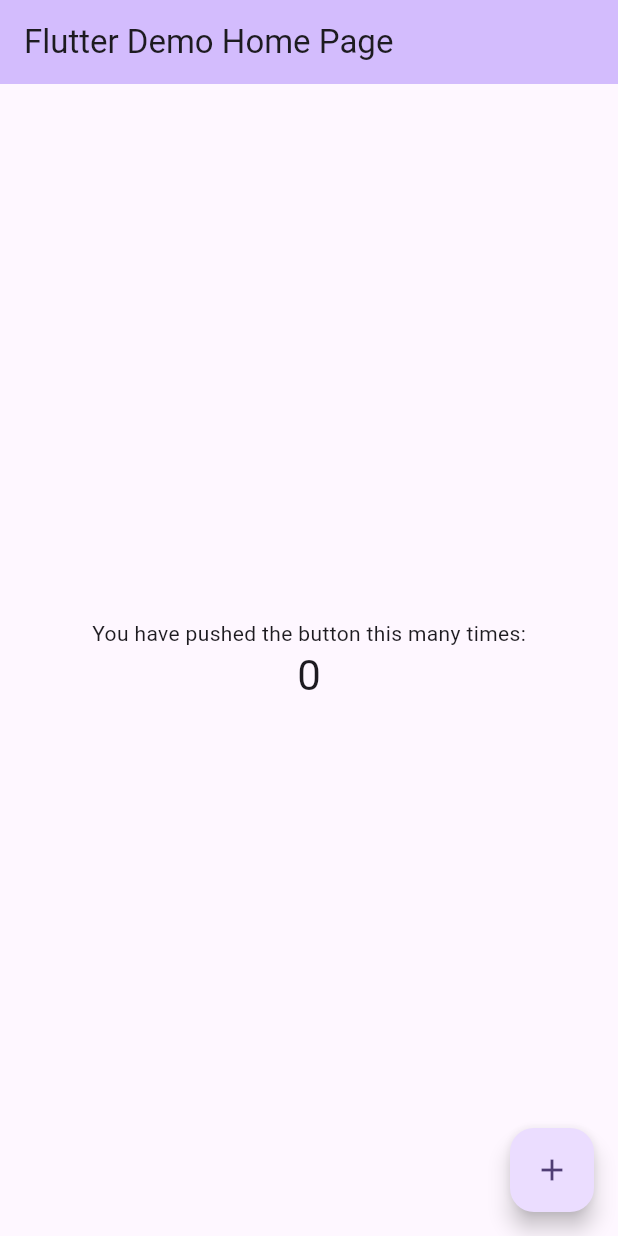
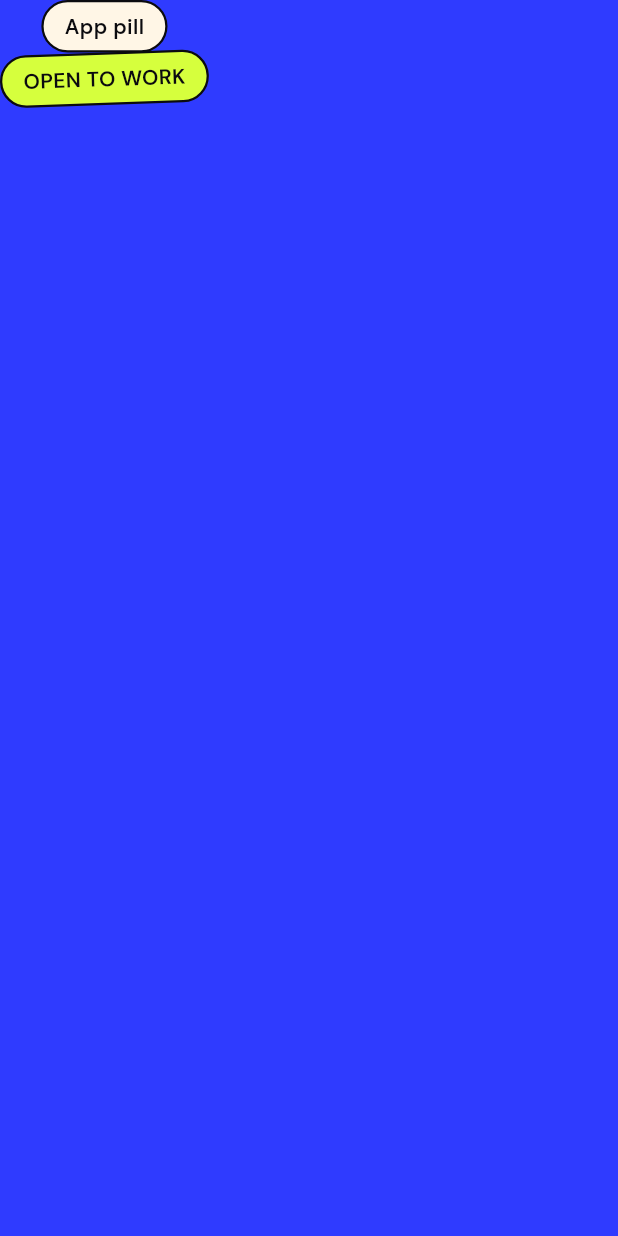
Before and after one commit to singhraj09293/Portfolio, a Flutter app: the screen it shows after launch, on a phone screen of 412 x 824 dp. Run offline on Flutter 3.47's test engine with Material 3 defaults, Android fonts, the phone set to English and light mode, and no system bars; our stand-ins replace google_fonts.

Commit message:
added AppPill, SectionBlock and Sticker widgets

```diff
--- /dev/null
+++ b/lib/core/theme/app_colors.dart
@@ -0,0 +1,9 @@
+import 'package:flutter/animation.dart';
+
+class AppColors {
+  static const blue = Color(0xFF2F3BFF);
+  static const orange = Color(0xffFF6A2B);
+  static const lime = Color(0xffD6FF3D);
+  static const ink = Color(0xff0B0B0F);
+  static const cream = Color(0xffFFF6E6);
+}
--- /dev/null
+++ b/lib/core/theme/app_text_style.dart
@@ -0,0 +1,19 @@
+import 'package:flutter/cupertino.dart';
+import 'package:google_fonts/google_fonts.dart';
+
+class AppTextStyle {
+  static final display = GoogleFonts.unbounded(
+    fontSize: 64,
+    fontWeight: FontWeight.w800,
+    height: 0.95,
+  );
+  static final heading = GoogleFonts.unbounded(
+    fontSize: 28,
+    fontWeight: FontWeight.w700,
+  );
+  static final body = GoogleFonts.dmSans(fontSize: 16);
+  static final label = GoogleFonts.dmSans(
+    fontSize: 14,
+    fontWeight: FontWeight.w600,
+  );
+}
--- /dev/null
+++ b/lib/core/theme/app_theme.dart
@@ -0,0 +1,47 @@
+import 'package:flutter/material.dart';
+import 'package:portfolio/core/theme/app_colors.dart';
+import 'package:portfolio/core/theme/app_text_style.dart';
+
+class AppTheme {
+  static ThemeData get theme => ThemeData(
+    useMaterial3: true,
+    scaffoldBackgroundColor: AppColors.blue,
+    colorScheme: const ColorScheme.light(
+      primary: AppColors.lime,
+      onPrimary: AppColors.ink,
+      secondary: AppColors.orange,
+      surface: AppColors.cream,
+      onSurface: AppColors.ink,
+    ),
+    textTheme: TextTheme(
+      displayLarge: AppTextStyle.display,
+      headlineMedium: AppTextStyle.heading,
+      bodyLarge: AppTextStyle.body,
+      labelLarge: AppTextStyle.label,
+    ),
+    elevatedButtonTheme: ElevatedButtonThemeData(
+      style: ElevatedButton.styleFrom(
+        backgroundColor: AppColors.ink,
+        foregroundColor: AppColors.cream,
+        shape: const StadiumBorder(),
+        padding: const EdgeInsets.symmetric(horizontal: 24, vertical: 16),
+        textStyle: AppTextStyle.label,
+        elevation: 0,
+      ),
+    ),
+    outlinedButtonTheme: OutlinedButtonThemeData(
+      style: OutlinedButton.styleFrom(
+        foregroundColor: AppColors.ink,
+        side: const BorderSide(color: AppColors.ink, width: 2),
+        shape: const StadiumBorder(),
+        padding: const EdgeInsets.symmetric(horizontal: 24, vertical: 16),
+        textStyle: AppTextStyle.label,
+      ),
+    ),
+    chipTheme: ChipThemeData(
+      shape: const StadiumBorder(),
+      side: const BorderSide(color: AppColors.ink, width: 1.5),
+      labelStyle: AppTextStyle.label,
+    ),
+  );
+}
--- a/lib/main.dart
+++ b/lib/main.dart
@@ -1,4 +1,8 @@
 import 'package:flutter/material.dart';
+import 'package:portfolio/core/theme/app_colors.dart';
+import 'package:portfolio/core/theme/app_theme.dart';
+import 'package:portfolio/widgets/app_pill.dart';
+import 'package:portfolio/widgets/stiker.dart';
 
 void main() {
   runApp(const MyApp());
@@ -11,112 +15,21 @@ class MyApp extends StatelessWidget {
   @override
   Widget build(BuildContext context) {
     return MaterialApp(
-      title: 'Flutter Demo',
-      theme: ThemeData(
-        // This is the theme of your application.
-        //
-        // TRY THIS: Try running your application with "flutter run". You'll see
-        // the application has a purple toolbar. Then, without quitting the app,
-        // try changing the seedColor in the colorScheme below to Colors.green
-        // and then invoke "hot reload" (save your changes or press the "hot
-        // reload" button in a Flutter-supported IDE, or press "r" if you used
-        // the command line to start the app).
-        //
-        // Notice that the counter didn't reset back to zero; the application
-        // state is not lost during the reload. To reset the state, use hot
-        // restart instead.
-        //
-        // This works for code too, not just values: Most code changes can be
-        // tested with just a hot reload.
-        colorScheme: .fromSeed(seedColor: Colors.deepPurple),
-      ),
-      home: const MyHomePage(title: 'Flutter Demo Home Page'),
-    );
+      debugShowCheckedModeBanner: false,
+      theme: AppTheme.theme, home: Home());
   }
 }
 
-class MyHomePage extends StatefulWidget {
-  const MyHomePage({super.key, required this.title});
-
-  // This widget is the home page of your application. It is stateful, meaning
-  // that it has a State object (defined below) that contains fields that affect
-  // how it looks.
-
-  // This class is the configuration for the state. It holds the values (in this
-  // case the title) provided by the parent (in this case the App widget) and
-  // used by the build method of the State. Fields in a Widget subclass are
-  // always marked "final".
-
-  final String title;
-
-  @override
-  State<MyHomePage> createState() => _MyHomePageState();
-}
-
-class _MyHomePageState extends State<MyHomePage> {
-  int _counter = 0;
-
-  void _incrementCounter() {
-    setState(() {
-      // This call to setState tells the Flutter framework that something has
-      // changed in this State, which causes it to rerun the build method below
-      // so that the display can reflect the updated values. If we changed
-      // _counter without calling setState(), then the build method would not be
-      // called again, and so nothing would appear to happen.
-      _counter++;
-    });
-  }
+class Home extends StatelessWidget {
+  const Home({super.key});
 
   @override
   Widget build(BuildContext context) {
-    // This method is rerun every time setState is called, for instance as done
-    // by the _incrementCounter method above.
-    //
-    // The Flutter framework has been optimized to make rerunning build methods
-    // fast, so that you can just rebuild anything that needs updating rather
-    // than having to individually change instances of widgets.
-    return Scaffold(
-      appBar: AppBar(
-        // TRY THIS: Try changing the color here to a specific color (to
-        // Colors.amber, perhaps?) and trigger a hot reload to see the AppBar
-        // change color while the other colors stay the same.
-        backgroundColor: Theme.of(context).colorScheme.inversePrimary,
-        // Here we take the value from the MyHomePage object that was created by
-        // the App.build method, and use it to set our appbar title.
-        title: Text(widget.title),
-      ),
-      body: Center(
-        // Center is a layout widget. It takes a single child and positions it
-        // in the middle of the parent.
-        child: Column(
-          // Column is also a layout widget. It takes a list of children and
-          // arranges them vertically. By default, it sizes itself to fit its
-          // children horizontally, and tries to be as tall as its parent.
-          //
-          // Column has various properties to control how it sizes itself and
-          // how it positions its children. Here we use mainAxisAlignment to
-          // center the children vertically; the main axis here is the vertical
-          // axis because Columns are vertical (the cross axis would be
-          // horizontal).
-          //
-          // TRY THIS: Invoke "debug painting" (choose the "Toggle Debug Paint"
-          // action in the IDE, or press "p" in the console), to see the
-          // wireframe for each widget.
-          mainAxisAlignment: .center,
-          children: [
-            const Text('You have pushed the button this many times:'),
-            Text(
-              '$_counter',
-              style: Theme.of(context).textTheme.headlineMedium,
-            ),
-          ],
-        ),
-      ),
-      floatingActionButton: FloatingActionButton(
-        onPressed: _incrementCounter,
-        tooltip: 'Increment',
-        child: const Icon(Icons.add),
-      ),
-    );
+    return Scaffold(body: Column(
+      children: [
+        AppPill(text: 'App pill',borderColor: AppColors.ink,),
+        Stiker(text: 'OPEN TO WORK')
+      ],
+    ));
   }
 }
--- /dev/null
+++ b/lib/widgets/app_pill.dart
@@ -0,0 +1,34 @@
+import 'package:flutter/material.dart';
+import 'package:portfolio/core/theme/app_colors.dart';
+import 'package:portfolio/core/theme/app_text_style.dart';
+
+class AppPill extends StatelessWidget {
+  final String text;
+  final Color backgroundColor;
+  final Color textColor;
+  final Color? borderColor;
+  const AppPill({
+    super.key,
+    required this.text,
+    this.backgroundColor = AppColors.cream,
+    this.textColor = AppColors.ink,
+    this.borderColor,
+  });
+
+  @override
+  Widget build(BuildContext context) {
+    return Container(
+      padding: EdgeInsets.symmetric(horizontal: 14, vertical: 6),
+      decoration: ShapeDecoration(
+        color: backgroundColor,
+        shape: StadiumBorder(
+          side: BorderSide(
+            color: borderColor ?? Colors.transparent,
+            width: 1.5,
+          ),
+        ),
+      ),
+      child: Text(text, style: AppTextStyle.label.copyWith(color: textColor)),
+    );
+  }
+}
--- /dev/null
+++ b/lib/widgets/section_block.dart
@@ -0,0 +1,23 @@
+import 'package:flutter/material.dart';
+
+class SectionBlock extends StatelessWidget {
+  final Color color;
+  final Widget child;
+  final EdgeInsets padding;
+  const SectionBlock({
+    super.key,
+    required this.color,
+    required this.child,
+    this.padding = const EdgeInsets.symmetric(horizontal: 24, vertical: 40),
+  });
+
+  @override
+  Widget build(BuildContext context) {
+    return Container(
+      width: double.infinity,
+      color: color,
+      padding: padding,
+      child: child,
+    );
+  }
+}
--- /dev/null
+++ b/lib/widgets/stiker.dart
@@ -0,0 +1,32 @@
+import 'dart:math' as math;
+
+import 'package:flutter/material.dart';
+import 'package:portfolio/core/theme/app_colors.dart';
+import 'package:portfolio/widgets/app_pill.dart';
+
+class Stiker extends StatelessWidget {
+  final String text;
+  final double angle;
+  final Color textColor;
+  final Color backgroundColor;
+  const Stiker({
+    super.key,
+    required this.text,
+    this.textColor = AppColors.ink,
+    this.backgroundColor = AppColors.lime,
+    this.angle = -2,
+  });
+
+  @override
+  Widget build(BuildContext context) {
+    return Transform.rotate(
+      angle: angle * math.pi / 180,
+      child: AppPill(
+        text: text,
+        textColor: textColor,
+        backgroundColor: backgroundColor,
+        borderColor:AppColors.ink,
+      ),
+    );
+  }
+}
--- a/pubspec.yaml
+++ b/pubspec.yaml
@@ -64,9 +64,9 @@ flutter:
   uses-material-design: true
 
   # To add assets to your application, add an assets section, like this:
-  # assets:
-  #   - images/a_dot_burr.jpeg
-  #   - images/a_dot_ham.jpeg
+  assets:
+    - assets/images/boy.png
+    # - assets/data
 
   # An image asset can refer to one or more resolution-specific "variants", see
   # https://flutter.dev/to/resolution-aware-images
```
Also changed, not shown: assets/images/boy.png (added), lib/core/boy-removebg-preview.png (added).
